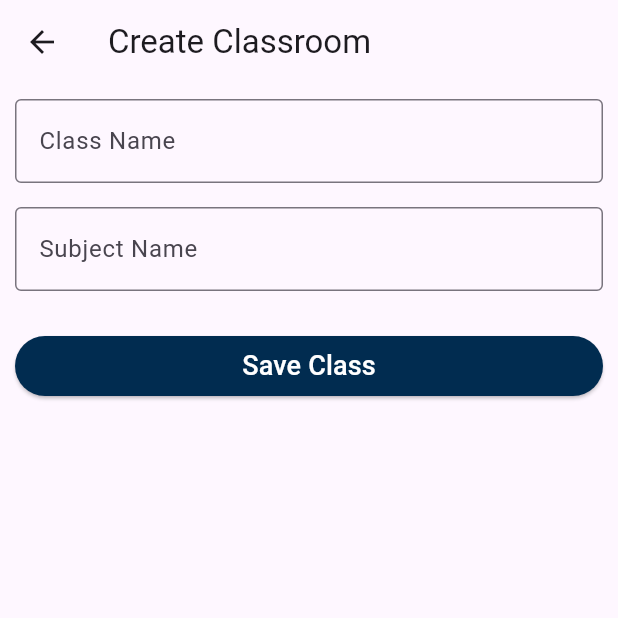
After one commit to shossain786/ma_raza_khan, a Flutter app: the CreateClassScreen screen opened directly, after a tap on "Save Class", on a phone screen of 412 x 824 dp, the top half of it. The commit adds this screen. Run offline on Flutter 3.47's test engine with Material 3 defaults, Android fonts, the phone set to English and light mode, and no system bars; our stand-ins replace another_flutter_splash_screen, extended_image; missing offline and left inert: intro_views_flutter.

Commit message:
code updated

```diff
--- /dev/null
+++ b/lib/project_constants.dart
@@ -0,0 +1,4 @@
+import 'package:flutter/material.dart';
+
+Color btnForeGroundColor = Colors.white;
+Color saveBtnBackGrndColor = const Color.fromARGB(255, 1, 44, 80);
--- /dev/null
+++ b/lib/screens/create_classroom.dart
@@ -0,0 +1,99 @@
+import 'package:flutter/material.dart';
+import 'package:ma_raza_khan/project_constants.dart';
+
+class CreateClassScreen extends StatefulWidget {
+  const CreateClassScreen({super.key});
+
+  @override
+  State<CreateClassScreen> createState() => _CreateClassScreenState();
+}
+
+class _CreateClassScreenState extends State<CreateClassScreen> {
+  final _formKey = GlobalKey<FormState>();
+  final _classNameController = TextEditingController();
+  final _subjectNameController = TextEditingController();
+
+  @override
+  void dispose() {
+    _classNameController.dispose();
+    _subjectNameController.dispose();
+    super.dispose();
+  }
+
+  void _createClassroom() {
+    debugPrint(
+      'Data received: ${_classNameController.text} and ${_subjectNameController.text}',
+    );
+    String className = _classNameController.text.trim();
+    String subject = _subjectNameController.text.trim();
+    if (className.isNotEmpty) {
+      debugPrint('Class Name: $className');
+      debugPrint('Subject Name: $subject');
+
+      _classNameController.clear();
+      _subjectNameController.clear();
+    }
+  }
+
+  @override
+  Widget build(BuildContext context) {
+    return Scaffold(
+      appBar: AppBar(
+        title: const Text('Create Classroom'),
+      ),
+      body: Padding(
+        padding: const EdgeInsets.all(10),
+        child: Form(
+          key: _formKey,
+          child: Column(
+            children: [
+              TextFormField(
+                decoration: const InputDecoration(
+                  labelText: 'Class Name',
+                  border: OutlineInputBorder(),
+                ),
+                controller: _classNameController,
+                validator: (value) {
+                  if (value == null || value.trim().isEmpty) {
+                    return 'Please enter a class name';
+                  }
+                  return null;
+                },
+              ),
+              const SizedBox(height: 16),
+              TextFormField(
+                decoration: const InputDecoration(
+                  labelText: 'Subject Name',
+                  border: OutlineInputBorder(),
+                ),
+                controller: _subjectNameController,
+                validator: (value) {
+                  if (value == null || value.trim().isEmpty) {
+                    return 'Please enter subject name';
+                  }
+                  return null;
+                },
+              ),
+              const SizedBox(height: 30),
+              SizedBox(
+                width: double.infinity,
+                height: 40,
+                child: ElevatedButton(
+                  onPressed: _createClassroom,
+                  style: ElevatedButton.styleFrom(
+                    foregroundColor: btnForeGroundColor,
+                    backgroundColor: saveBtnBackGrndColor,
+                  ),
+                  child: const Text(
+                    'Save Class',
+                    style: TextStyle(fontSize: 18),
+                  ),
+                ),
+              ),
+            ],
+          ),
+        ),
+      ),
+    );
+  }
+}
--- a/lib/screens/home_screen.dart
+++ b/lib/screens/home_screen.dart
@@ -1,5 +1,6 @@
 import 'package:flutter/material.dart';
 import 'package:ma_raza_khan/screens/class_room.dart';
+import 'package:ma_raza_khan/screens/create_classroom.dart';
 import 'package:ma_raza_khan/widgets/my_appdrawer.dart';
 
 class HomeScreen extends StatelessWidget {
@@ -57,7 +58,14 @@ class HomeScreen extends StatelessWidget {
                       icon: const Icon(Icons.calendar_month),
                     ),
                     IconButton(
-                      onPressed: () {},
+                      onPressed: () {
+                        Navigator.push(
+                          context,
+                          MaterialPageRoute(
+                            builder: (context) => const CreateClassScreen(),
+                          ),
+                        );
+                      },
                       icon: const Icon(Icons.add),
                     )
                   ],
```
